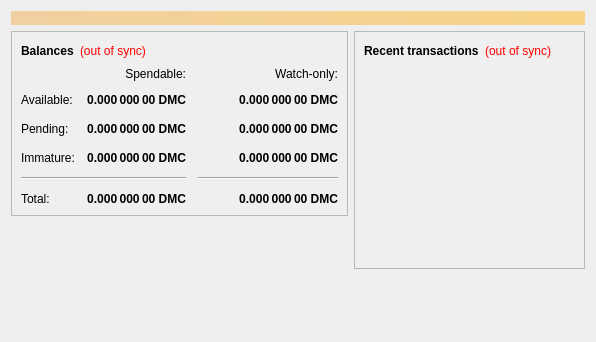
Above: src/qt/forms/overviewpage.ui from DynamicCoinOrg/DMC before the change. Below: the same form after it.
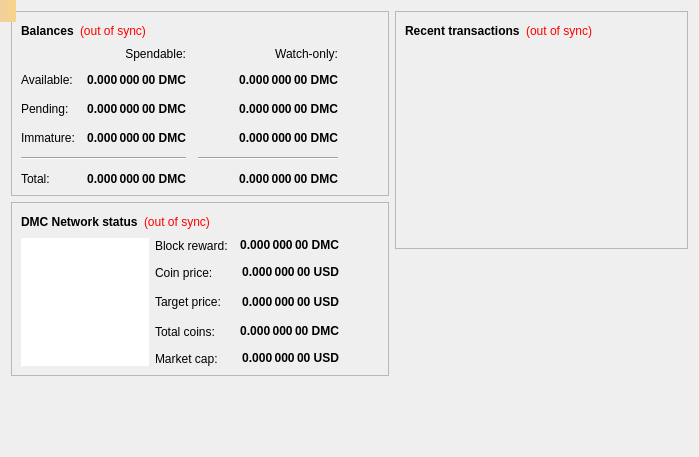
That is the form after the change.

Commit message: UI design with network status

The edit to the form file:
```diff
--- a/src/qt/forms/overviewpage.ui
+++ b/src/qt/forms/overviewpage.ui
@@ -6,34 +6,16 @@
    <rect>
     <x>0</x>
     <y>0</y>
-    <width>596</width>
-    <height>342</height>
+    <width>699</width>
+    <height>457</height>
    </rect>
   </property>
   <property name="windowTitle">
    <string>Form</string>
   </property>
-  <layout class="QVBoxLayout" name="topLayout">
+  <layout class="QHBoxLayout" name="horizontalLayout_3">
    <item>
-    <widget class="QLabel" name="labelAlerts">
-     <property name="visible">
-      <bool>false</bool>
-     </property>
-     <property name="styleSheet">
-      <string notr="true">background-color: qlineargradient(x1: 0, y1: 0, x2: 1, y2: 0, stop:0 #F0D0A0, stop:1 #F8D488); color:#000000;</string>
-     </property>
-     <property name="wordWrap">
-      <bool>true</bool>
-     </property>
-     <property name="margin">
-      <number>3</number>
-     </property>
-    </widget>
-   </item>
-   <item>
-    <layout class="QHBoxLayout" name="horizontalLayout" stretch="1,1">
-     <item>
-      <layout class="QVBoxLayout" name="verticalLayout_2">
+    <layout class="QVBoxLayout" name="verticalLayout_5">
        <item>
         <widget class="QFrame" name="frame">
          <property name="frameShape">
@@ -389,6 +371,273 @@
          </layout>
         </widget>
        </item>
+     <item>
+      <widget class="QFrame" name="frame_3">
+       <property name="frameShape">
+        <enum>QFrame::StyledPanel</enum>
+       </property>
+       <property name="frameShadow">
+        <enum>QFrame::Raised</enum>
+       </property>
+       <layout class="QVBoxLayout" name="verticalLayout_2">
+        <item>
+         <layout class="QHBoxLayout" name="horizontalLayout_5">
+          <item>
+           <widget class="QLabel" name="label_6">
+            <property name="font">
+             <font>
+              <weight>75</weight>
+              <bold>true</bold>
+             </font>
+            </property>
+            <property name="text">
+             <string>DMC Network status</string>
+            </property>
+           </widget>
+          </item>
+          <item>
+           <widget class="QLabel" name="labelWalletStatus_2">
+            <property name="cursor">
+             <cursorShape>WhatsThisCursor</cursorShape>
+            </property>
+            <property name="toolTip">
+             <string>The displayed information may be out of date. Your wallet automatically synchronizes with the DynamicCoin network after a connection is established, but this process has not completed yet.</string>
+            </property>
+            <property name="styleSheet">
+             <string notr="true">QLabel { color: red; }</string>
+            </property>
+            <property name="text">
+             <string notr="true">(out of sync)</string>
+            </property>
+            <property name="alignment">
+             <set>Qt::AlignLeading|Qt::AlignLeft|Qt::AlignVCenter</set>
+            </property>
+           </widget>
+          </item>
+          <item>
+           <spacer name="horizontalSpacer_4">
+            <property name="orientation">
+             <enum>Qt::Horizontal</enum>
+            </property>
+            <property name="sizeHint" stdset="0">
+             <size>
+              <width>40</width>
+              <height>20</height>
+             </size>
+            </property>
+           </spacer>
+          </item>
+         </layout>
+        </item>
+        <item>
+         <layout class="QHBoxLayout" name="horizontalLayout">
+          <item>
+           <widget class="QGraphicsView" name="graphicsView">
+            <property name="minimumSize">
+             <size>
+              <width>128</width>
+              <height>128</height>
+             </size>
+            </property>
+            <property name="maximumSize">
+             <size>
+              <width>128</width>
+              <height>128</height>
+             </size>
+            </property>
+            <property name="frameShape">
+             <enum>QFrame::NoFrame</enum>
+            </property>
+            <property name="frameShadow">
+             <enum>QFrame::Plain</enum>
+            </property>
+           </widget>
+          </item>
+          <item>
+           <layout class="QGridLayout" name="gridLayout_2">
+            <property name="spacing">
+             <number>12</number>
+            </property>
+            <item row="0" column="0">
+             <widget class="QLabel" name="label">
+              <property name="text">
+               <string>Block reward:</string>
+              </property>
+             </widget>
+            </item>
+            <item row="0" column="1">
+             <widget class="QLabel" name="labelBalance_2">
+              <property name="font">
+               <font>
+                <weight>75</weight>
+                <bold>true</bold>
+               </font>
+              </property>
+              <property name="cursor">
+               <cursorShape>IBeamCursor</cursorShape>
+              </property>
+              <property name="toolTip">
+               <string>Your current spendable balance</string>
+              </property>
+              <property name="text">
+               <string notr="true">0.000 000 00 DMC</string>
+              </property>
+              <property name="alignment">
+               <set>Qt::AlignRight|Qt::AlignTrailing|Qt::AlignVCenter</set>
+              </property>
+              <property name="textInteractionFlags">
+               <set>Qt::LinksAccessibleByMouse|Qt::TextSelectableByKeyboard|Qt::TextSelectableByMouse</set>
+              </property>
+             </widget>
+            </item>
+            <item row="1" column="0">
+             <widget class="QLabel" name="label_2">
+              <property name="text">
+               <string>Coin price:</string>
+              </property>
+             </widget>
+            </item>
+            <item row="1" column="1">
+             <widget class="QLabel" name="labelBalance_4">
+              <property name="font">
+               <font>
+                <weight>75</weight>
+                <bold>true</bold>
+               </font>
+              </property>
+              <property name="cursor">
+               <cursorShape>IBeamCursor</cursorShape>
+              </property>
+              <property name="toolTip">
+               <string>Your current spendable balance</string>
+              </property>
+              <property name="text">
+               <string notr="true">0.000 000 00 USD</string>
+              </property>
+              <property name="alignment">
+               <set>Qt::AlignRight|Qt::AlignTrailing|Qt::AlignVCenter</set>
+              </property>
+              <property name="textInteractionFlags">
+               <set>Qt::LinksAccessibleByMouse|Qt::TextSelectableByKeyboard|Qt::TextSelectableByMouse</set>
+              </property>
+             </widget>
+            </item>
+            <item row="2" column="0">
+             <widget class="QLabel" name="label_7">
+              <property name="text">
+               <string>Target price:</string>
+              </property>
+             </widget>
+            </item>
+            <item row="2" column="1">
+             <widget class="QLabel" name="labelBalance_6">
+              <property name="font">
+               <font>
+                <weight>75</weight>
+                <bold>true</bold>
+               </font>
+              </property>
+              <property name="cursor">
+               <cursorShape>IBeamCursor</cursorShape>
+              </property>
+              <property name="toolTip">
+               <string>Your current spendable balance</string>
+              </property>
+              <property name="text">
+               <string notr="true">0.000 000 00 USD</string>
+              </property>
+              <property name="alignment">
+               <set>Qt::AlignRight|Qt::AlignTrailing|Qt::AlignVCenter</set>
+              </property>
+              <property name="textInteractionFlags">
+               <set>Qt::LinksAccessibleByMouse|Qt::TextSelectableByKeyboard|Qt::TextSelectableByMouse</set>
+              </property>
+             </widget>
+            </item>
+            <item row="2" column="2">
+             <spacer name="horizontalSpacer_5">
+              <property name="orientation">
+               <enum>Qt::Horizontal</enum>
+              </property>
+              <property name="sizeHint" stdset="0">
+               <size>
+                <width>40</width>
+                <height>20</height>
+               </size>
+              </property>
+             </spacer>
+            </item>
+            <item row="3" column="0">
+             <widget class="QLabel" name="labelTotalCoinsText_2">
+              <property name="text">
+               <string>Total coins:</string>
+              </property>
+             </widget>
+            </item>
+            <item row="3" column="1">
+             <widget class="QLabel" name="labelBalance_3">
+              <property name="font">
+               <font>
+                <weight>75</weight>
+                <bold>true</bold>
+               </font>
+              </property>
+              <property name="cursor">
+               <cursorShape>IBeamCursor</cursorShape>
+              </property>
+              <property name="toolTip">
+               <string>Your current spendable balance</string>
+              </property>
+              <property name="text">
+               <string notr="true">0.000 000 00 DMC</string>
+              </property>
+              <property name="alignment">
+               <set>Qt::AlignRight|Qt::AlignTrailing|Qt::AlignVCenter</set>
+              </property>
+              <property name="textInteractionFlags">
+               <set>Qt::LinksAccessibleByMouse|Qt::TextSelectableByKeyboard|Qt::TextSelectableByMouse</set>
+              </property>
+             </widget>
+            </item>
+            <item row="4" column="0">
+             <widget class="QLabel" name="label_3">
+              <property name="text">
+               <string>Market cap:</string>
+              </property>
+             </widget>
+            </item>
+            <item row="4" column="1">
+             <widget class="QLabel" name="labelBalance_5">
+              <property name="font">
+               <font>
+                <weight>75</weight>
+                <bold>true</bold>
+               </font>
+              </property>
+              <property name="cursor">
+               <cursorShape>IBeamCursor</cursorShape>
+              </property>
+              <property name="toolTip">
+               <string>Your current spendable balance</string>
+              </property>
+              <property name="text">
+               <string notr="true">0.000 000 00 USD</string>
+              </property>
+              <property name="alignment">
+               <set>Qt::AlignRight|Qt::AlignTrailing|Qt::AlignVCenter</set>
+              </property>
+              <property name="textInteractionFlags">
+               <set>Qt::LinksAccessibleByMouse|Qt::TextSelectableByKeyboard|Qt::TextSelectableByMouse</set>
+              </property>
+             </widget>
+            </item>
+           </layout>
+          </item>
+         </layout>
+        </item>
+       </layout>
+      </widget>
+     </item>
        <item>
         <spacer name="verticalSpacer">
          <property name="orientation">
@@ -396,8 +645,8 @@
          </property>
          <property name="sizeHint" stdset="0">
           <size>
-           <width>20</width>
-           <height>40</height>
+         <width>375</width>
+         <height>14</height>
           </size>
          </property>
         </spacer>
@@ -502,8 +751,28 @@
       </layout>
      </item>
     </layout>
-   </item>
-  </layout>
+  <widget class="QLabel" name="labelAlerts">
+   <property name="geometry">
+    <rect>
+     <x>0</x>
+     <y>0</y>
+     <width>16</width>
+     <height>22</height>
+    </rect>
+   </property>
+   <property name="visible">
+    <bool>false</bool>
+   </property>
+   <property name="styleSheet">
+    <string notr="true">background-color: qlineargradient(x1: 0, y1: 0, x2: 1, y2: 0, stop:0 #F0D0A0, stop:1 #F8D488); color:#000000;</string>
+   </property>
+   <property name="wordWrap">
+    <bool>true</bool>
+   </property>
+   <property name="margin">
+    <number>3</number>
+   </property>
+  </widget>
  </widget>
  <resources/>
  <connections/>
```
Lines whose indentation alone changed are shown as unchanged.
